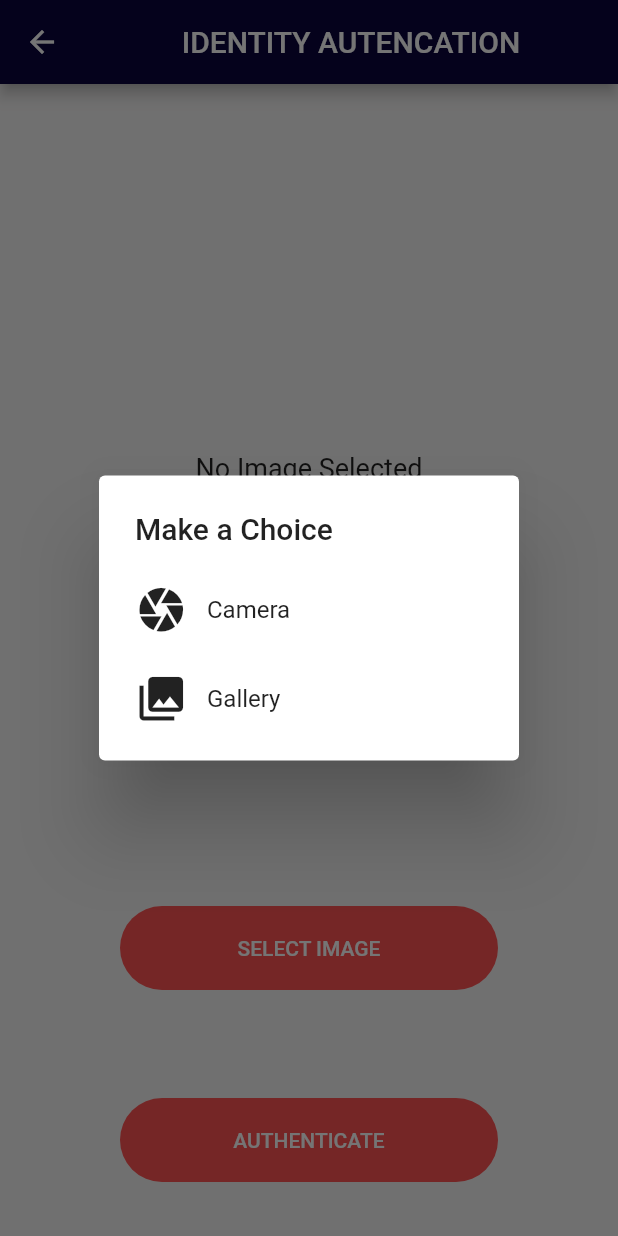
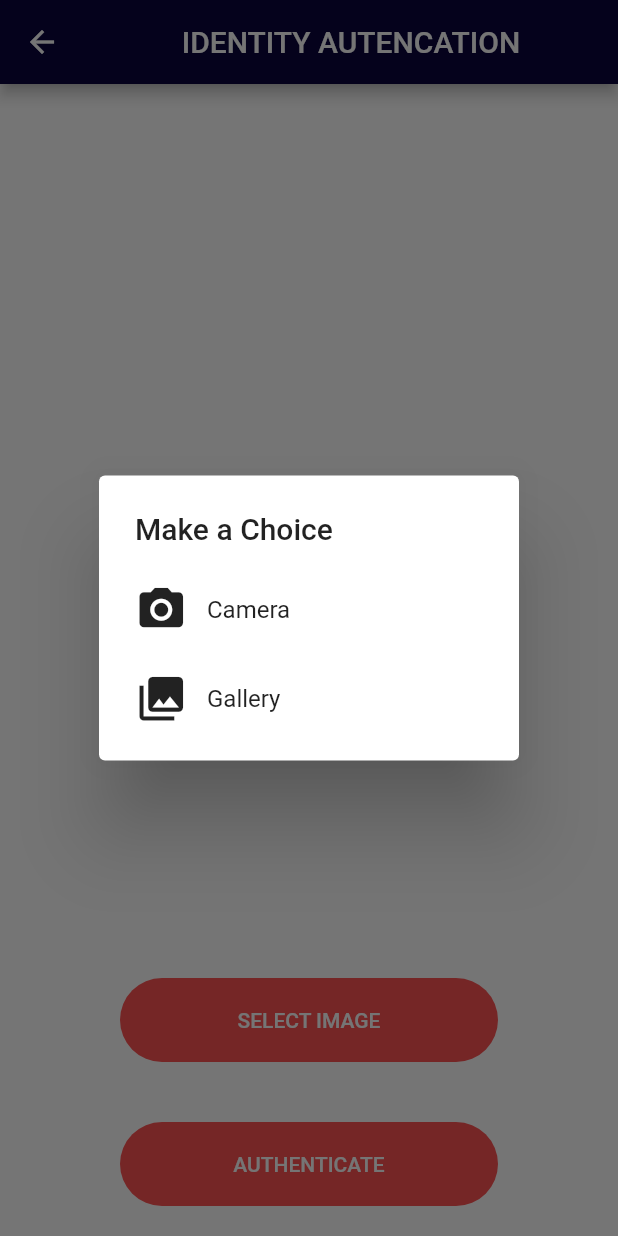
Before and after one commit to AnishPawar/Green_Signal, a Flutter app: the LandingScreen screen opened by its route, after a tap on "SELECT IMAGE", on a phone screen of 412 x 824 dp. Run offline on Flutter 3.47's test engine with Material 2 defaults, Android fonts, the phone set to English and light mode, and no system bars; our stand-ins replace cloud_firestore, connectivity, firebase_auth, firebase_core, firebase_messaging, geolocator and 6 more; missing offline and left inert: brand_colors, firebase_ml_vision, flutter_polyline_points, permission, popup_menu; accounts and stored records are empty.

Commit message:
UI changes

```diff
--- a/green_route/lib/provider/ambulance_verify.dart
+++ b/green_route/lib/provider/ambulance_verify.dart
@@ -56,7 +56,7 @@ class _LandingScreenState extends State<LandingScreen> {
                     child: Row(
                       children: [
                         Icon(
-                          Icons.camera,
+                          Icons.camera_alt,
                           size: 35.0,
                         ),
                         SizedBox(
@@ -151,7 +151,7 @@ class _LandingScreenState extends State<LandingScreen> {
   @override
   Widget build(BuildContext context) {
     return Scaffold(
-      backgroundColor: const Color(0xFFF5F4F4),
+      backgroundColor: Colors.white,
       appBar: AppBar(
         title: Center(child: Text("IDENTITY AUTENCATION")),
         backgroundColor: const Color(0xFF0A043C),
@@ -164,7 +164,7 @@ class _LandingScreenState extends State<LandingScreen> {
               children: [
                 Expanded(
                   child: Center(child: _decideImageView()),
-                  flex: 4,
+                  flex: 6,
                 ),
                 Expanded(
                   child: SimpleRoundButton(
```
Also changed, not shown: green_route/lib/screens/ambulace_map.dart (+5 -5 lines).
